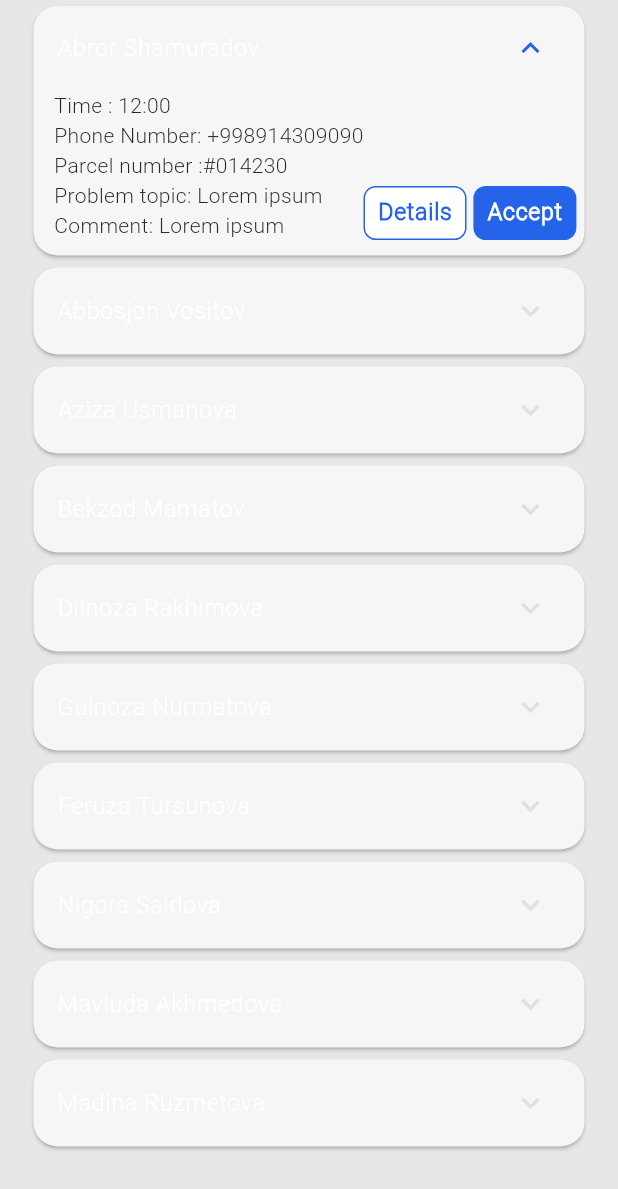
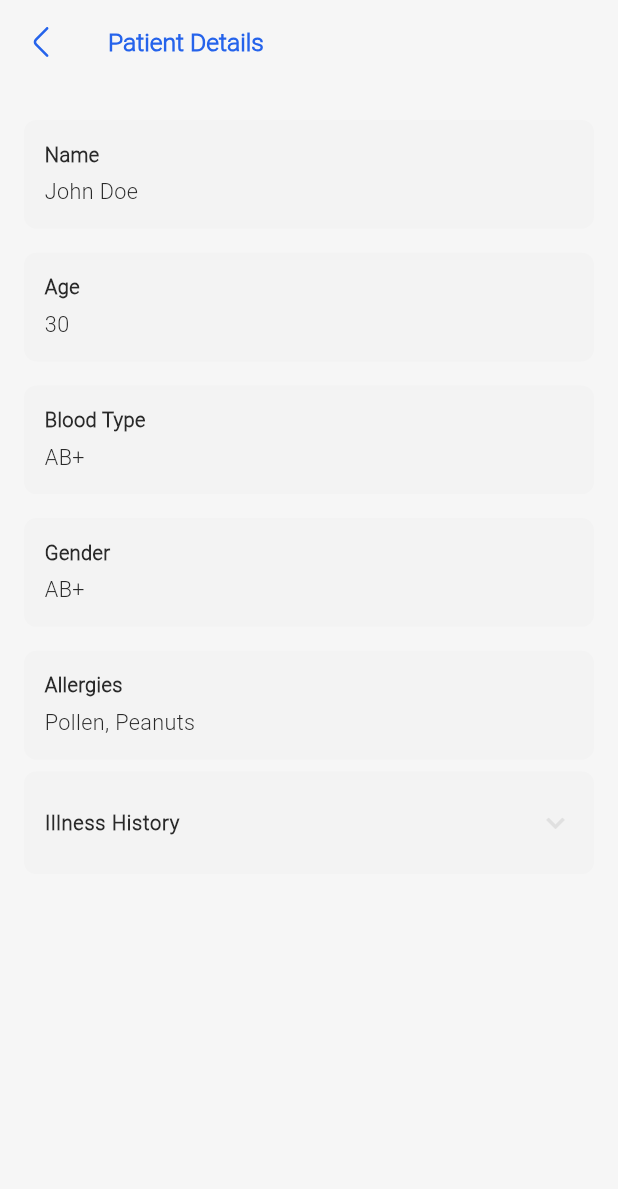
Before and after one commit to TheAbror/med_card, a Flutter app: the DoctorAppointmentTab screen opened by its route, after a tap on "Abror Shamuradov", after a tap on "Details", on a phone screen of 412 x 824 dp. Shown: the top 1189 px of the screen. Run offline on Flutter 3.47's test engine with Material 3 defaults, Android fonts, the phone set to English and light mode, and no system bars; our stand-ins replace bot_toast, chopper, equatable, flutter_bloc, flutter_screenutil, flutter_svg and 4 more; missing offline and left inert: flutter_dialogs; accounts and stored records are empty; generated files the repository leaves out were written again.

Commit message:
added patient details page

```diff
--- a/lib/core/router/app_routes.dart
+++ b/lib/core/router/app_routes.dart
@@ -10,4 +10,5 @@ abstract class AppRoutes {
   static const allSpecialties = 'allSpecialties';
   static const govAuthPage = 'govAuthPage';
   static const faceIdentificationPage = 'faceIdentificationPage';
+  static const patientdetailsPage = 'patientdetailsPage';
 }
--- a/lib/core/router/main_route_generator.dart
+++ b/lib/core/router/main_route_generator.dart
@@ -3,6 +3,7 @@ import 'package:med_card/core/router/app_routes.dart';
 import 'package:med_card/core/router/cupertino_style_navigation_route.dart';
 import 'package:med_card/lib/doc_root_page/doc_root_page.dart';
 import 'package:med_card/lib/doc_root_page/tabs/doc_appointment_tab/doc_appointment_tab.dart';
+import 'package:med_card/lib/doc_root_page/tabs/doc_appointment_tab/patient_details_page.dart';
 import 'package:med_card/lib/gov_auth_page/face_identification_page.dart';
 import 'package:med_card/lib/gov_auth_page/gov_auth_page.dart';
 import 'package:med_card/lib/root_patient_page/pages/appointment_page/appointment_page.dart';
@@ -55,6 +56,10 @@ class MainRouteGenerator {
         return CustomCupertinoStyleNavigationRoute(
           builder: (_) => FaceIdentificationPage(),
         );
+      case AppRoutes.patientdetailsPage:
+        return CustomCupertinoStyleNavigationRoute(
+          builder: (_) => PatientDetailsPage(),
+        );
 
       default:
         return CustomCupertinoStyleNavigationRoute(
--- a/lib/lib/doc_root_page/tabs/doc_appointment_tab/doc_appointment_tab.dart
+++ b/lib/lib/doc_root_page/tabs/doc_appointment_tab/doc_appointment_tab.dart
@@ -1,6 +1,7 @@
 import 'package:flutter/material.dart';
 import 'package:flutter_screenutil/flutter_screenutil.dart';
 import 'package:med_card/core/colors/app_colors.dart';
+import 'package:med_card/core/router/app_routes.dart';
 
 class DoctorAppointmentTab extends StatelessWidget {
   const DoctorAppointmentTab({super.key});
@@ -49,67 +50,15 @@ class DoctorAppointmentTab extends StatelessWidget {
                       Text('Parcel number :' '#$index${1423}$index'),
                       Text('Problem topic: Lorem ipsum'),
                       Text('Comment: Lorem ipsum'),
-                      // SizedBox(
-                      //   width: 300,
-                      //   child: Row(
-                      //     mainAxisAlignment: MainAxisAlignment.end,
-                      //     children: [
-                      //       GestureDetector(
-                      //         onTap: () {},
-                      //         child: Container(
-                      //           height: 35.h,
-                      //           margin: EdgeInsets.only(right: 12.w),
-                      //           width: 60.w,
-                      //           decoration: BoxDecoration(
-                      //             color: AppColors.primary,
-                      //             borderRadius: BorderRadius.all(Radius.circular(8.r)),
-                      //           ),
-                      //           child: Center(
-                      //             child: Text(
-                      //               'View',
-                      //               style: TextStyle(
-                      //                 letterSpacing: 0.5,
-                      //                 fontSize: 15.sp,
-                      //                 color: AppColors.float,
-                      //                 fontWeight: FontWeight.w600,
-                      //               ),
-                      //             ),
-                      //           ),
-                      //         ),
-                      //       ),
-                      //       GestureDetector(
-                      //         onTap: () {},
-                      //         child: Container(
-                      //           height: 35.h,
-                      //           margin: EdgeInsets.only(right: 12.w),
-                      //           width: 60.w,
-                      //           decoration: BoxDecoration(
-                      //             color: AppColors.primary,
-                      //             borderRadius: BorderRadius.all(Radius.circular(8.r)),
-                      //           ),
-                      //           child: Center(
-                      //             child: Text(
-                      //               'View',
-                      //               style: TextStyle(
-                      //                 letterSpacing: 0.5,
-                      //                 fontSize: 15.sp,
-                      //                 color: AppColors.float,
-                      //                 fontWeight: FontWeight.w600,
-                      //               ),
-                      //             ),
-                      //           ),
-                      //         ),
-                      //       ),
-                      //     ],
-                      //   ),
-                      // ),
                     ],
                   ),
                   Row(
                     mainAxisAlignment: MainAxisAlignment.end,
                     children: [
                       GestureDetector(
-                        onTap: () {},
+                        onTap: () {
+                          Navigator.pushNamed(context, AppRoutes.patientdetailsPage);
+                        },
                         child: Container(
                           height: 35.h,
                           width: 60.w,
--- /dev/null
+++ b/lib/lib/doc_root_page/tabs/doc_appointment_tab/patient_details_page.dart
@@ -0,0 +1,129 @@
+import 'package:flutter/material.dart';
+import 'package:flutter_screenutil/flutter_screenutil.dart';
+import 'package:med_card/core/colors/app_colors.dart';
+import 'package:med_card/gen/assets.gen.dart';
+
+class PatientDetailsPage extends StatefulWidget {
+  const PatientDetailsPage({super.key});
+
+  @override
+  State<PatientDetailsPage> createState() => _PatientDetailsPageState();
+}
+
+class _PatientDetailsPageState extends State<PatientDetailsPage> {
+  // Sample patient data fetched from backend
+  Map<String, dynamic> patientDetails = {
+    'name': 'John Doe',
+    'age': 30,
+    'bloodType': 'AB+',
+    'allergies': 'Pollen, Peanuts',
+    'illnessHistory': 'None',
+  };
+
+  @override
+  Widget build(BuildContext context) {
+    return Scaffold(
+      appBar: AppBar(
+        elevation: 0,
+        backgroundColor: AppColors.background,
+        title: Text(
+          'Patient Details',
+          style: TextStyle(color: AppColors.primary),
+        ),
+        leading: IconButton(
+          onPressed: () {
+            Navigator.pop(context);
+          },
+          padding: EdgeInsets.zero,
+          constraints: BoxConstraints(),
+          icon: Assets.icons.figmaIcons.arrowLeft.svg(
+            colorFilter: ColorFilter.mode(
+              AppColors.primary,
+              BlendMode.srcIn,
+            ),
+            width: 24.w,
+          ),
+        ),
+      ),
+      body: Padding(
+        padding: EdgeInsets.all(16.0),
+        child: SingleChildScrollView(
+          child: Column(
+            crossAxisAlignment: CrossAxisAlignment.stretch,
+            children: <Widget>[
+              _buildDetailContainer('Name', patientDetails['name']),
+              _buildDetailContainer('Age', patientDetails['age'].toString()),
+              _buildDetailContainer('Blood Type', patientDetails['bloodType']),
+              _buildDetailContainer('Gender', patientDetails['bloodType']),
+              _buildDetailContainer('Allergies', patientDetails['allergies']),
+              ExpansionTile(
+                  tilePadding: EdgeInsets.symmetric(horizontal: 12.w, vertical: 6.h),
+                  backgroundColor: AppColors.rest,
+                  collapsedBackgroundColor: AppColors.rest,
+                  shape: RoundedRectangleBorder(
+                    borderRadius: BorderRadius.circular(8),
+                  ),
+                  collapsedShape: RoundedRectangleBorder(
+                    borderRadius: BorderRadius.circular(8),
+                  ),
+                  maintainState: true,
+                  expandedCrossAxisAlignment: CrossAxisAlignment.start,
+                  expandedAlignment: Alignment.bottomLeft,
+                  childrenPadding: EdgeInsets.only(bottom: 10.h, left: 12.w),
+                  title: Text(
+                    'Illness History',
+                    style: TextStyle(
+                      fontSize: 13.sp,
+                      fontWeight: FontWeight.bold,
+                      color: AppColors.textMain,
+                    ),
+                  ),
+                  children: const [
+                    Column(
+                      crossAxisAlignment: CrossAxisAlignment.start,
+                      children: [
+                        Text('Time :' ' 12:00'),
+                        Text('Phone Number: +998914309090'),
+                        Text('Parcel number :' 'qweqw'),
+                        Text('Problem topic: Lorem ipsum'),
+                        Text('Comment: Lorem ipsum'),
+                      ],
+                    ),
+                  ]),
+            ],
+          ),
+        ),
+      ),
+    );
+  }
+
+  Widget _buildDetailContainer(String label, String value) {
+    return Container(
+      margin: EdgeInsets.symmetric(vertical: 8.0),
+      padding: EdgeInsets.all(12.w),
+      decoration: BoxDecoration(
+        color: AppColors.rest,
+        borderRadius: BorderRadius.circular(8.r),
+      ),
+      child: Column(
+        crossAxisAlignment: CrossAxisAlignment.start,
+        children: [
+          Text(
+            label,
+            style: TextStyle(
+              fontSize: 13.sp,
+              fontWeight: FontWeight.bold,
+            ),
+          ),
+          SizedBox(height: 5.0),
+          Text(
+            value,
+            style: TextStyle(
+              fontSize: 14.sp,
+            ),
+          ),
+        ],
+      ),
+    );
+  }
+}
```
